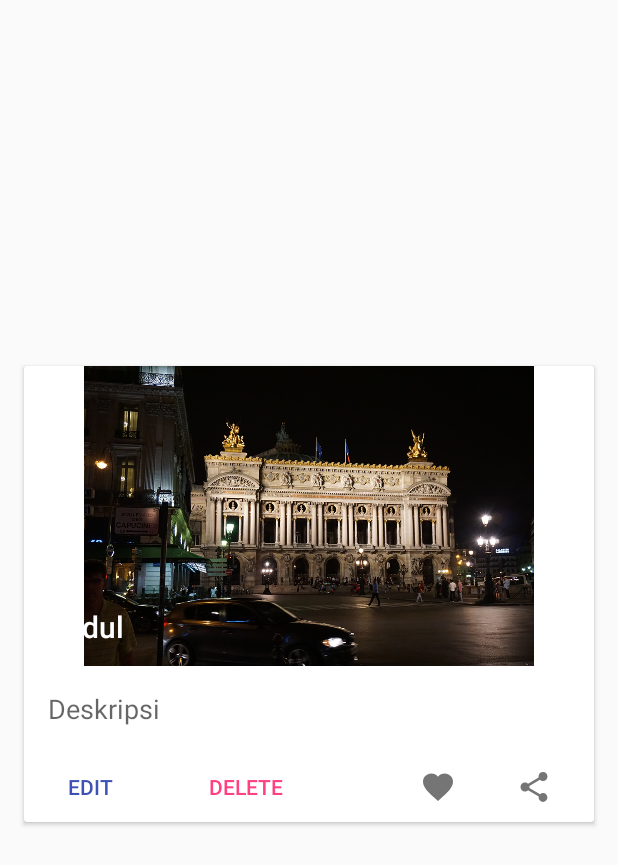
After one commit to BelaAmalia2809/RecyclerView3, an Android app: the layout item_list.xml on its own in the app's theme, with its tools: preview values and no code run, on a phone screen of 412 x 824 dp. The commit adds this screen. Shown: the top 865 px of the screen. Run offline under Robolectric (Android 15) with nearby library versions, the phone set to English and light mode, and no system bars.

Commit message:
RecyclerView List Card

```diff
--- a/app/build.gradle
+++ b/app/build.gradle
@@ -10,6 +10,7 @@ android {
         versionCode 1
         versionName "1.0"
         testInstrumentationRunner "android.support.test.runner.AndroidJUnitRunner"
+        vectorDrawables.useSupportLibrary = true
     }
     buildTypes {
         release {
@@ -27,4 +28,6 @@ dependencies {
     compile 'com.android.support:appcompat-v7:23.3.0'
     compile 'com.android.support:design:23.3.0'
     testCompile 'junit:junit:4.12'
+    compile 'com.android.support:recyclerview-v7:23.3.0'
+    compile 'com.android.support:cardview-v7:23.3.0'
 }
--- /dev/null
+++ b/app/src/main/res/drawable/ic_favorite_black_24dp.xml
@@ -0,0 +1,9 @@
+<vector xmlns:android="http://schemas.android.com/apk/res/android"
+    android:width="24dp"
+    android:height="24dp"
+    android:viewportHeight="24.0"
+    android:viewportWidth="24.0">
+    <path
+        android:fillColor="#FF000000"
+        android:pathData="M12,21.35l-1.45,-1.32C5.4,15.36 2,12.28 2,8.5 2,5.42 4.42,3 7.5,3c1.74,0 3.41,0.81 4.5,2.09C13.09,3.81 14.76,3 16.5,3 19.58,3 22,5.42 22,8.5c0,3.78 -3.4,6.86 -8.55,11.54L12,21.35z" />
+</vector>
--- /dev/null
+++ b/app/src/main/res/drawable/ic_share_black_24dp.xml
@@ -0,0 +1,9 @@
+<vector xmlns:android="http://schemas.android.com/apk/res/android"
+    android:width="24dp"
+    android:height="24dp"
+    android:viewportHeight="24.0"
+    android:viewportWidth="24.0">
+    <path
+        android:fillColor="#FF000000"
+        android:pathData="M18,16.08c-0.76,0 -1.44,0.3 -1.96,0.77L8.91,12.7c0.05,-0.23 0.09,-0.46 0.09,-0.7s-0.04,-0.47 -0.09,-0.7l7.05,-4.11c0.54,0.5 1.25,0.81 2.04,0.81 1.66,0 3,-1.34 3,-3s-1.34,-3 -3,-3 -3,1.34 -3,3c0,0.24 0.04,0.47 0.09,0.7L8.04,9.81C7.5,9.31 6.79,9 6,9c-1.66,0 -3,1.34 -3,3s1.34,3 3,3c0.79,0 1.5,-0.31 2.04,-0.81l7.12,4.16c-0.05,0.21 -0.08,0.43 -0.08,0.65 0,1.61 1.31,2.92 2.92,2.92 1.61,0 2.92,-1.31 2.92,-2.92s-1.31,-2.92 -2.92,-2.92z" />
+</vector>
--- /dev/null
+++ b/app/src/main/res/layout/item_list.xml
@@ -0,0 +1,89 @@
+<?xml version="1.0" encoding="utf-8"?>
+<android.support.v7.widget.CardView xmlns:android="http://schemas.android.com/apk/res/android"
+    xmlns:app="http://schemas.android.com/apk/res-auto"
+    android:id="@+id/cardView"
+    android:layout_width="match_parent"
+    android:layout_height="304dp"
+    android:layout_gravity="center"
+    android:layout_marginBottom="@dimen/activity_vertical_margin"
+    android:layout_marginLeft="@dimen/activity_horizontal_margin"
+    android:layout_marginRight="@dimen/activity_horizontal_margin"
+    android:foreground="?attr/selectableItemBackground">
+
+    <RelativeLayout
+        android:layout_width="match_parent"
+        android:layout_height="wrap_content">
+
+        <ImageView
+            android:id="@+id/imageView"
+            android:layout_width="match_parent"
+            android:layout_height="200dp"
+            android:src="@drawable/a" />
+
+        <TextView
+            android:id="@+id/textViewJudul"
+            android:layout_width="match_parent"
+            android:layout_height="40dp"
+            android:layout_alignBottom="@+id/imageView"
+            android:layout_marginLeft="16dp"
+            android:text="Judul"
+            android:textAppearance="@style/TextAppearance.AppCompat.Title"
+            android:textColor="@android:color/white" />
+
+        <TextView
+            android:id="@+id/textViewDeskripsi"
+            android:layout_width="match_parent"
+            android:layout_height="wrap_content"
+            android:layout_below="@+id/imageView"
+            android:ellipsize="end"
+            android:maxLines="1"
+            android:padding="16dp"
+            android:text="Deskripsi"
+            android:textAppearance="@style/TextAppearance.AppCompat.Medium" />
+
+        <Button
+            android:id="@+id/buttonEdit"
+            style="?android:attr/borderlessButtonStyle"
+            android:layout_width="wrap_content"
+            android:layout_height="wrap_content"
+            android:layout_below="@+id/textViewDeskripsi"
+            android:text="EDIT"
+            android:textColor="?attr/colorPrimary" />
+
+        <Button
+            android:id="@+id/buttonDelete"
+            style="?android:attr/borderlessButtonStyle"
+            android:layout_width="wrap_content"
+            android:layout_height="wrap_content"
+            android:layout_below="@+id/textViewDeskripsi"
+            android:layout_marginLeft="16dp"
+            android:layout_toRightOf="@+id/buttonEdit"
+            android:text="DELETE"
+            android:textColor="?attr/colorAccent" />
+
+        <ImageButton
+            android:id="@+id/buttonFavorite"
+            style="?android:attr/borderlessButtonStyle"
+            android:layout_width="48dp"
+            android:layout_height="48dp"
+            android:layout_below="@+id/textViewDeskripsi"
+            android:layout_marginRight="16dp"
+            android:layout_toLeftOf="@+id/buttonShare"
+            android:tint="#757575"
+            app:srcCompat="@drawable/ic_favorite_black_24dp" />
+
+        <ImageButton
+            android:id="@+id/buttonShare"
+            style="?android:attr/borderlessButtonStyle"
+            android:layout_width="48dp"
+            android:layout_height="48dp"
+            android:layout_alignParentRight="true"
+            android:layout_below="@+id/textViewDeskripsi"
+            android:layout_marginRight="16dp"
+            android:tint="#757575"
+            app:srcCompat="@drawable/ic_share_black_24dp" />
+
+
+    </RelativeLayout>
+
+</android.support.v7.widget.CardView>
```
Also changed, not shown: app/src/main/java/id/sch/smktelkom_mlg/learn/recyclerview3/MainActivity.java (+41 -0 lines), app/src/main/java/id/sch/smktelkom_mlg/learn/recyclerview3/adapter/HotelAdapter.java (added, +64 -0 lines), app/src/main/java/id/sch/smktelkom_mlg/learn/recyclerview3/model/Hotel.java (added, +20 -0 lines), app/src/main/res/drawable/ic_add_black_24dp.xml (added, +9 -0 lines), app/src/main/res/drawable/ic_camera_black_24dp.xml (added, +9 -0 lines), app/src/main/res/drawable/ic_search_black_24dp.xml (added, +9 -0 lines), app/src/main/res/layout/content_main.xml (+6 -12 lines), app/src/main/res/values/arrays.xml (added, +95 -0 lines), app/src/main/res/drawable/a.png (added), app/src/main/res/drawable/c.png (added), app/src/main/res/drawable/d.png (added), app/src/main/res/drawable/e.png (added), app/src/main/res/drawable/f.png (added), 1 other file.
